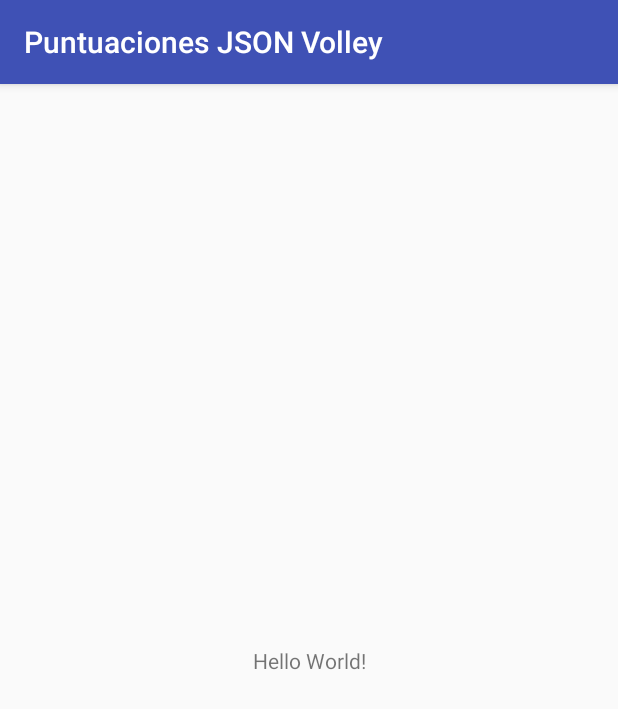
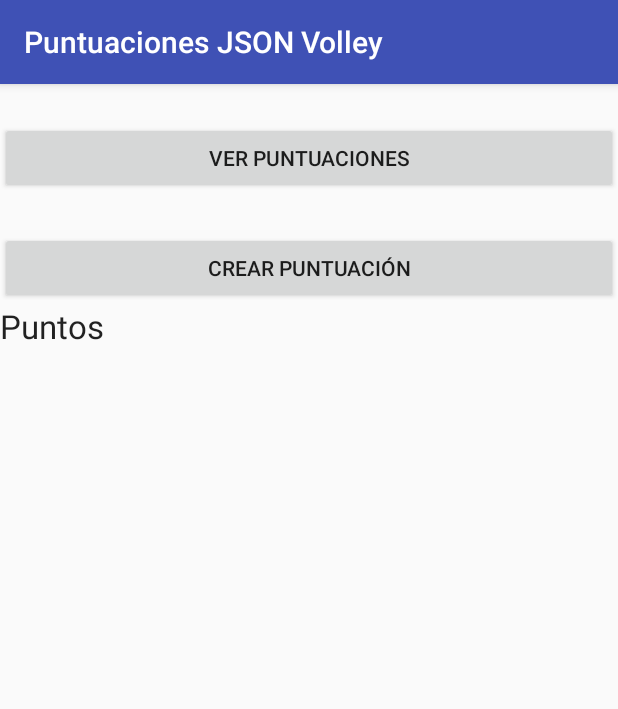
Before and after one commit to Fran250581/PuntuacionesJSONVolley, an Android app: the screen it shows after launch (MainActivity), on a phone screen of 412 x 824 dp. Shown: the top 709 px of the screen. Run offline under Robolectric (Android 15) with nearby library versions, the phone set to English and light mode, and no system bars; our stand-ins replace Volley.

Commit message:
Commit 2

```diff
--- a/app/build.gradle
+++ b/app/build.gradle
@@ -30,4 +30,5 @@ dependencies {
     testImplementation 'junit:junit:4.12'
     androidTestImplementation 'com.android.support.test:runner:1.0.1'
     androidTestImplementation 'com.android.support.test.espresso:espresso-core:3.0.1'
+    compile 'com.android.volley:volley:1.0.0'
 }
--- a/app/src/main/AndroidManifest.xml
+++ b/app/src/main/AndroidManifest.xml
@@ -1,6 +1,8 @@
 <?xml version="1.0" encoding="utf-8"?>
 <manifest xmlns:android="http://schemas.android.com/apk/res/android"
     package="com.example.fran.puntuacionesjsonvolley">
+
+    <uses-permission android:name="android.permission.INTERNET" />
 
     <application
         android:allowBackup="true"
--- a/app/src/main/res/layout/activity_main.xml
+++ b/app/src/main/res/layout/activity_main.xml
@@ -1,18 +1,31 @@
 <?xml version="1.0" encoding="utf-8"?>
-<android.support.constraint.ConstraintLayout xmlns:android="http://schemas.android.com/apk/res/android"
-    xmlns:app="http://schemas.android.com/apk/res-auto"
-    xmlns:tools="http://schemas.android.com/tools"
-    android:layout_width="match_parent"
-    android:layout_height="match_parent"
-    tools:context="com.example.fran.puntuacionesjsonvolley.MainActivity">
+<LinearLayout
+    xmlns:android="http://schemas.android.com/apk/res/android"
+    android:layout_width="fill_parent"
+    android:layout_height="fill_parent"
+    android:orientation="vertical"
+    android:gravity="center_horizontal">
 
-    <TextView
-        android:layout_width="wrap_content"
+    <Button android:id="@+id/btnVerPuntuaciones"
+        android:layout_width="fill_parent"
         android:layout_height="wrap_content"
-        android:text="Hello World!"
-        app:layout_constraintBottom_toBottomOf="parent"
-        app:layout_constraintLeft_toLeftOf="parent"
-        app:layout_constraintRight_toRightOf="parent"
-        app:layout_constraintTop_toTopOf="parent" />
+        android:text="Ver puntuaciones"
+        android:layout_marginTop="25dip"/>
 
-</android.support.constraint.ConstraintLayout>
+    <Button android:id="@+id/btnCrearPuntuacion"
+        android:layout_width="fill_parent"
+        android:layout_height="wrap_content"
+        android:text="Crear puntuación"
+        android:layout_marginTop="25dip"/>
+    <ScrollView
+        android:layout_width="fill_parent"
+        android:layout_height="wrap_content">
+        <TextView
+            android:layout_width="match_parent"
+            android:layout_height="wrap_content"
+            android:textAppearance="?android:attr/textAppearanceLarge"
+            android:text="Puntos"
+            android:id="@+id/puntos"/>
+    </ScrollView>
+
+</LinearLayout>
```
Also changed, not shown: app/src/main/java/com/example/fran/puntuacionesjsonvolley/MainActivity.kt (+111 -0 lines).
